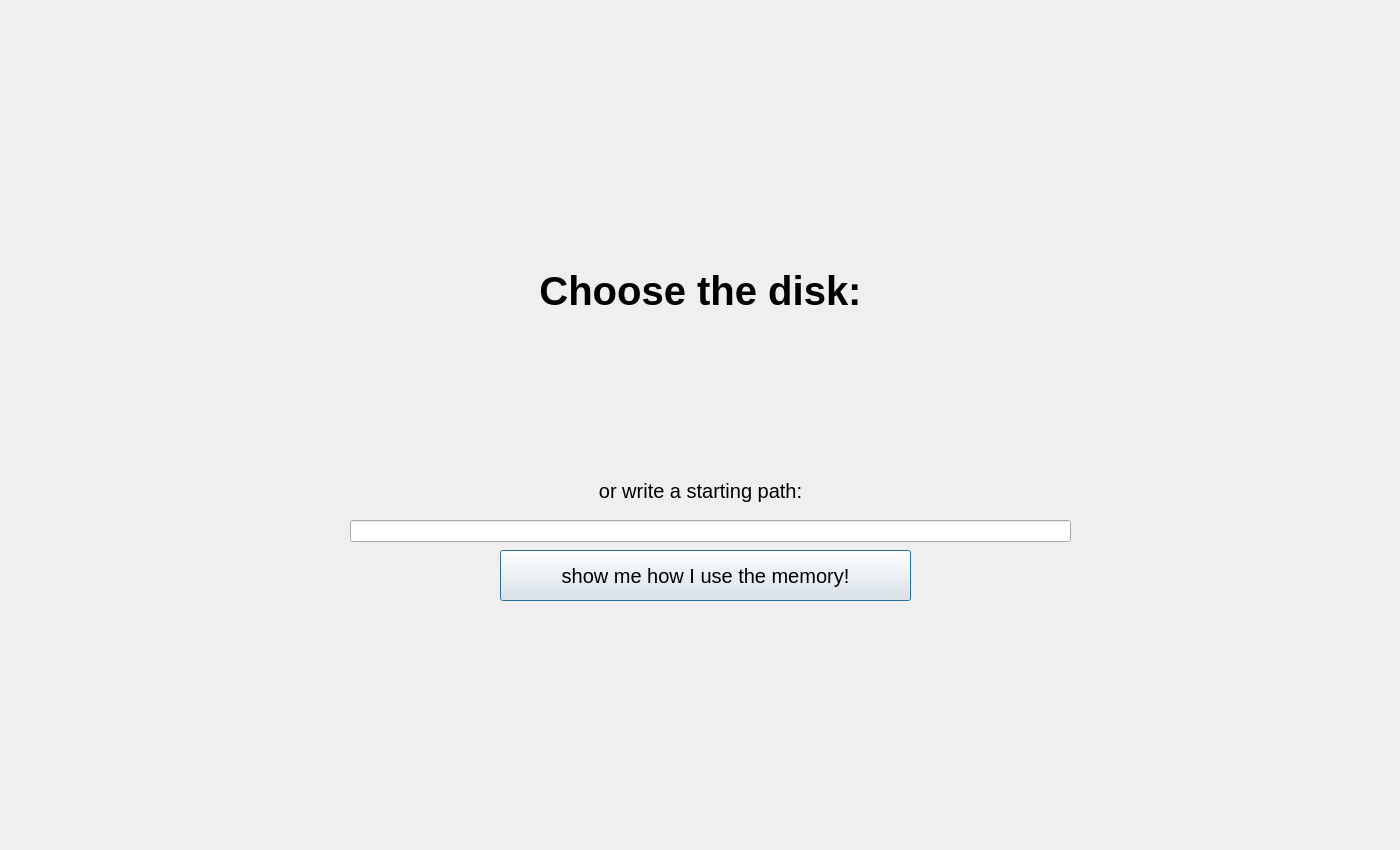
This is diskUsage.ui in ArtemToporkov/DiskUsage as Qt 5 draws it before an edit. The edited form follows.
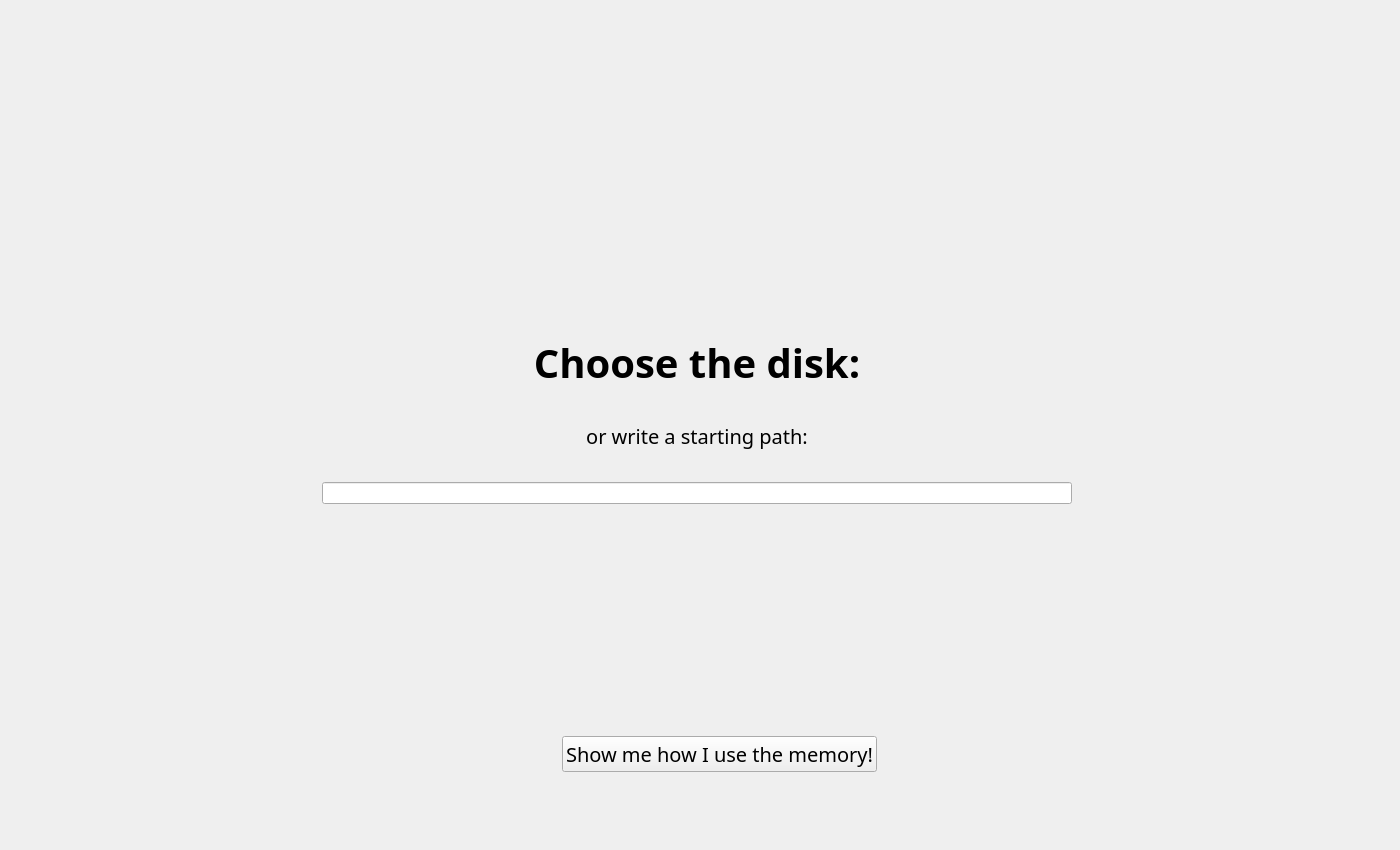
This is the edited form. Custom widgets are drawn as their Qt base class.

What changed in the file:
```diff
--- a/diskUsage.ui
+++ b/diskUsage.ui
@@ -1,7 +1,7 @@
 <?xml version="1.0" encoding="UTF-8"?>
 <ui version="4.0">
- <class>Dialog</class>
- <widget class="QDialog" name="Dialog">
+ <class>StackedWidget</class>
+ <widget class="QStackedWidget" name="StackedWidget">
   <property name="geometry">
    <rect>
     <x>0</x>
@@ -10,33 +10,85 @@
     <height>850</height>
    </rect>
   </property>
+  <property name="sizePolicy">
+   <sizepolicy hsizetype="Expanding" vsizetype="Expanding">
+    <horstretch>0</horstretch>
+    <verstretch>0</verstretch>
+   </sizepolicy>
+  </property>
   <property name="windowTitle">
-   <string>Dialog</string>
-  </property>
-  <widget class="QStackedWidget" name="stackedWidget">
-   <property name="geometry">
-    <rect>
-     <x>0</x>
-     <y>0</y>
-     <width>1401</width>
-     <height>851</height>
-    </rect>
+   <string>StackedWidget</string>
    </property>
    <property name="currentIndex">
     <number>0</number>
    </property>
    <widget class="QWidget" name="page_1">
+   <property name="sizePolicy">
+    <sizepolicy hsizetype="Expanding" vsizetype="Expanding">
+     <horstretch>0</horstretch>
+     <verstretch>0</verstretch>
+    </sizepolicy>
+   </property>
+   <layout class="QGridLayout" name="gridLayout">
+    <item row="4" column="0">
+     <spacer name="horizontalSpacer">
+      <property name="orientation">
+       <enum>Qt::Horizontal</enum>
+      </property>
+      <property name="sizeType">
+       <enum>QSizePolicy::Fixed</enum>
+      </property>
+      <property name="sizeHint" stdset="0">
+       <size>
+        <width>40</width>
+        <height>20</height>
+       </size>
+      </property>
+     </spacer>
+    </item>
+    <item row="8" column="1">
+     <spacer name="verticalSpacer_3">
+      <property name="orientation">
+       <enum>Qt::Vertical</enum>
+      </property>
+      <property name="sizeType">
+       <enum>QSizePolicy::Fixed</enum>
+      </property>
+      <property name="sizeHint" stdset="0">
+       <size>
+        <width>20</width>
+        <height>40</height>
+       </size>
+      </property>
+     </spacer>
+    </item>
+    <item row="0" column="1">
+     <spacer name="verticalSpacer">
+      <property name="orientation">
+       <enum>Qt::Vertical</enum>
+      </property>
+      <property name="sizeType">
+       <enum>QSizePolicy::Fixed</enum>
+      </property>
+      <property name="sizeHint" stdset="0">
+       <size>
+        <width>20</width>
+        <height>300</height>
+       </size>
+      </property>
+     </spacer>
+    </item>
+    <item row="1" column="1">
     <widget class="QLabel" name="label">
-     <property name="geometry">
-      <rect>
-       <x>0</x>
-       <y>240</y>
-       <width>1401</width>
-       <height>101</height>
-      </rect>
+      <property name="sizePolicy">
+       <sizepolicy hsizetype="Expanding" vsizetype="Fixed">
+        <horstretch>0</horstretch>
+        <verstretch>20</verstretch>
+       </sizepolicy>
      </property>
      <property name="font">
       <font>
+        <family>Montserrat ExtraBold</family>
        <pointsize>30</pointsize>
        <weight>75</weight>
        <bold>true</bold>
@@ -50,28 +102,54 @@
       <set>Qt::AlignCenter</set>
      </property>
     </widget>
-    <widget class="QWidget" name="horizontalLayoutWidget">
-     <property name="geometry">
-      <rect>
-       <x>240</x>
-       <y>340</y>
-       <width>891</width>
-       <height>80</height>
-      </rect>
-     </property>
-     <layout class="QHBoxLayout" name="horizontalLayout"/>
-    </widget>
+    </item>
+    <item row="7" column="1" colspan="2" alignment="Qt::AlignHCenter">
+     <widget class="QPushButton" name="startButton">
+      <property name="sizePolicy">
+       <sizepolicy hsizetype="Fixed" vsizetype="Fixed">
+        <horstretch>0</horstretch>
+        <verstretch>0</verstretch>
+       </sizepolicy>
+      </property>
+      <property name="font">
+       <font>
+        <family>Montserrat Medium</family>
+        <pointsize>15</pointsize>
+        <stylestrategy>PreferAntialias</stylestrategy>
+       </font>
+      </property>
+      <property name="text">
+       <string>Show me how I use the memory!</string>
+      </property>
+     </widget>
+    </item>
+    <item row="4" column="2">
+     <spacer name="horizontalSpacer_2">
+      <property name="orientation">
+       <enum>Qt::Horizontal</enum>
+      </property>
+      <property name="sizeType">
+       <enum>QSizePolicy::Fixed</enum>
+      </property>
+      <property name="sizeHint" stdset="0">
+       <size>
+        <width>40</width>
+        <height>20</height>
+       </size>
+      </property>
+     </spacer>
+    </item>
+    <item row="3" column="1">
     <widget class="QLabel" name="label_2">
-     <property name="geometry">
-      <rect>
-       <x>0</x>
-       <y>440</y>
-       <width>1401</width>
-       <height>101</height>
-      </rect>
+      <property name="sizePolicy">
+       <sizepolicy hsizetype="Expanding" vsizetype="Fixed">
+        <horstretch>0</horstretch>
+        <verstretch>0</verstretch>
+       </sizepolicy>
      </property>
      <property name="font">
       <font>
+        <family>Montserrat Medium</family>
        <pointsize>15</pointsize>
        <stylestrategy>PreferDefault</stylestrategy>
       </font>
@@ -83,59 +161,186 @@
       <set>Qt::AlignCenter</set>
      </property>
     </widget>
+    </item>
+    <item row="2" column="1">
+     <layout class="QHBoxLayout" name="horizontalLayout">
+      <property name="sizeConstraint">
+       <enum>QLayout::SetNoConstraint</enum>
+      </property>
+     </layout>
+    </item>
+    <item row="4" column="1" alignment="Qt::AlignHCenter">
     <widget class="QLineEdit" name="lineEdit">
-     <property name="geometry">
-      <rect>
-       <x>350</x>
-       <y>520</y>
-       <width>721</width>
-       <height>22</height>
-      </rect>
-     </property>
-    </widget>
-    <widget class="QPushButton" name="startButton">
-     <property name="geometry">
-      <rect>
-       <x>500</x>
-       <y>550</y>
-       <width>411</width>
-       <height>51</height>
-      </rect>
-     </property>
-     <property name="font">
-      <font>
-       <pointsize>15</pointsize>
-      </font>
-     </property>
-     <property name="text">
-      <string>show me how I use the memory!</string>
-     </property>
-    </widget>
+      <property name="sizePolicy">
+       <sizepolicy hsizetype="Fixed" vsizetype="Fixed">
+        <horstretch>0</horstretch>
+        <verstretch>0</verstretch>
+       </sizepolicy>
+      </property>
+      <property name="minimumSize">
+       <size>
+        <width>750</width>
+        <height>0</height>
+       </size>
+      </property>
+      <property name="baseSize">
+       <size>
+        <width>0</width>
+        <height>0</height>
+       </size>
+      </property>
+      <property name="alignment">
+       <set>Qt::AlignCenter</set>
+      </property>
+     </widget>
+    </item>
+    <item row="5" column="1">
+     <spacer name="verticalSpacer_2">
+      <property name="orientation">
+       <enum>Qt::Vertical</enum>
+      </property>
+      <property name="sizeType">
+       <enum>QSizePolicy::Fixed</enum>
+      </property>
+      <property name="sizeHint" stdset="0">
+       <size>
+        <width>20</width>
+        <height>200</height>
+       </size>
+      </property>
+     </spacer>
+    </item>
+   </layout>
    </widget>
    <widget class="QWidget" name="page_2">
+   <property name="sizePolicy">
+    <sizepolicy hsizetype="Expanding" vsizetype="Expanding">
+     <horstretch>0</horstretch>
+     <verstretch>0</verstretch>
+    </sizepolicy>
+   </property>
     <widget class="QProgressBar" name="progressBar">
      <property name="geometry">
       <rect>
-       <x>300</x>
+      <x>330</x>
        <y>410</y>
        <width>591</width>
        <height>41</height>
       </rect>
      </property>
+    <property name="sizePolicy">
+     <sizepolicy hsizetype="Expanding" vsizetype="Expanding">
+      <horstretch>0</horstretch>
+      <verstretch>0</verstretch>
+     </sizepolicy>
+    </property>
      <property name="value">
       <number>24</number>
      </property>
     </widget>
    </widget>
    <widget class="QWidget" name="page_3">
+   <property name="sizePolicy">
+    <sizepolicy hsizetype="Expanding" vsizetype="Expanding">
+     <horstretch>0</horstretch>
+     <verstretch>0</verstretch>
+    </sizepolicy>
+   </property>
+   <layout class="QGridLayout" name="gridLayout_2">
+    <item row="1" column="0">
+     <spacer name="horizontalSpacer_3">
+      <property name="orientation">
+       <enum>Qt::Horizontal</enum>
+      </property>
+      <property name="sizeType">
+       <enum>QSizePolicy::Fixed</enum>
+      </property>
+      <property name="sizeHint" stdset="0">
+       <size>
+        <width>40</width>
+        <height>20</height>
+       </size>
+      </property>
+     </spacer>
+    </item>
+    <item row="1" column="3">
+     <spacer name="horizontalSpacer_4">
+      <property name="orientation">
+       <enum>Qt::Horizontal</enum>
+      </property>
+      <property name="sizeType">
+       <enum>QSizePolicy::Fixed</enum>
+      </property>
+      <property name="sizeHint" stdset="0">
+       <size>
+        <width>40</width>
+        <height>20</height>
+       </size>
+      </property>
+     </spacer>
+    </item>
+    <item row="0" column="1">
+     <spacer name="verticalSpacer_4">
+      <property name="orientation">
+       <enum>Qt::Vertical</enum>
+      </property>
+      <property name="sizeType">
+       <enum>QSizePolicy::Fixed</enum>
+      </property>
+      <property name="sizeHint" stdset="0">
+       <size>
+        <width>20</width>
+        <height>40</height>
+       </size>
+      </property>
+     </spacer>
+    </item>
+    <item row="1" column="2">
+     <widget class="QChartView" name="chart">
+      <property name="sizePolicy">
+       <sizepolicy hsizetype="Preferred" vsizetype="Expanding">
+        <horstretch>2</horstretch>
+        <verstretch>0</verstretch>
+       </sizepolicy>
+      </property>
+      <property name="font">
+       <font>
+        <stylestrategy>PreferDefault</stylestrategy>
+       </font>
+      </property>
+     </widget>
+    </item>
+    <item row="2" column="1">
+     <spacer name="verticalSpacer_5">
+      <property name="orientation">
+       <enum>Qt::Vertical</enum>
+      </property>
+      <property name="sizeType">
+       <enum>QSizePolicy::Fixed</enum>
+      </property>
+      <property name="sizeHint" stdset="0">
+       <size>
+        <width>20</width>
+        <height>40</height>
+       </size>
+      </property>
+     </spacer>
+    </item>
+    <item row="1" column="1">
     <widget class="QTreeWidget" name="treeWidget">
-     <property name="geometry">
-      <rect>
-       <x>30</x>
-       <y>20</y>
-       <width>791</width>
-       <height>751</height>
-      </rect>
+      <property name="enabled">
+       <bool>true</bool>
+      </property>
+      <property name="sizePolicy">
+       <sizepolicy hsizetype="Preferred" vsizetype="Expanding">
+        <horstretch>3</horstretch>
+        <verstretch>0</verstretch>
+       </sizepolicy>
+      </property>
+      <property name="font">
+       <font>
+        <stylestrategy>PreferDefault</stylestrategy>
+       </font>
      </property>
      <column>
       <property name="text">
@@ -189,17 +394,8 @@
       </property>
      </column>
     </widget>
-    <widget class="QChartView" name="chart">
-     <property name="geometry">
-      <rect>
-       <x>860</x>
-       <y>20</y>
-       <width>512</width>
-       <height>512</height>
-      </rect>
-     </property>
-    </widget>
-   </widget>
+    </item>
+   </layout>
   </widget>
  </widget>
  <customwidgets>
```
Lines whose indentation alone changed are shown as unchanged.
